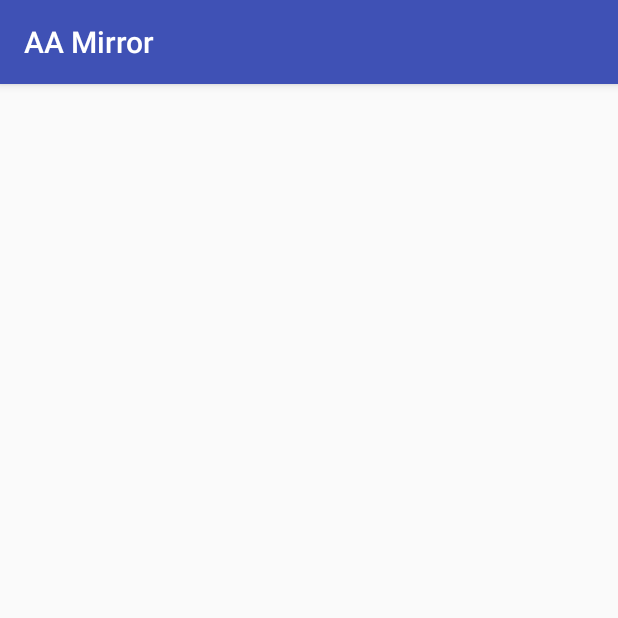
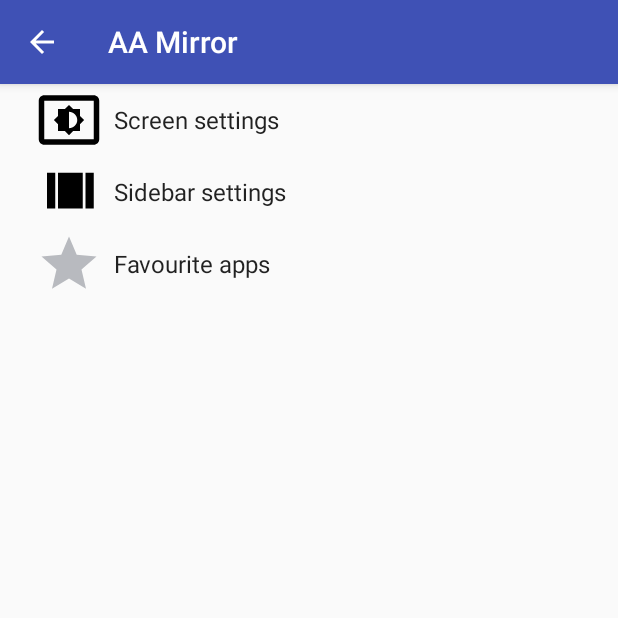
Before and after one commit to slashmax/AAMirror, an Android app: the screen it shows after launch (MainActivity before the commit, SettingsActivity after it), on a phone screen of 412 x 824 dp, the top half of it. Run offline under Robolectric (Android 15) with nearby library versions, the phone set to English and light mode, and no system bars; libraries missing offline, so code that uses them is left out: eu.chainfire.libsuperuser; 3 statements that could not run were skipped.

Commit message:
-settings activity. -screen resize closer to screen size. -lowered SDK to 21

```diff
--- a/app/build.gradle
+++ b/app/build.gradle
@@ -5,7 +5,7 @@ android {
     buildToolsVersion "27.0.3"
     defaultConfig {
         applicationId "com.github.slashmax.aamirror"
-        minSdkVersion 23
+        minSdkVersion 21
         targetSdkVersion 27
         versionCode 1
         versionName "1.0"
--- a/app/src/main/AndroidManifest.xml
+++ b/app/src/main/AndroidManifest.xml
@@ -20,7 +20,8 @@
         android:theme="@style/AppTheme">
 
         <activity
-            android:name=".MainActivity"
+            android:name=".SettingsActivity"
+            android:label="@string/app_name"
             android:exported="true">
             <intent-filter>
                 <action android:name="android.intent.action.MAIN" />
--- /dev/null
+++ b/app/src/main/java/com/github/slashmax/aamirror/AppCompatPreferenceActivity.java
@@ -0,0 +1,123 @@
+package com.github.slashmax.aamirror;
+
+import android.content.res.Configuration;
+import android.os.Bundle;
+import android.preference.PreferenceActivity;
+import android.support.annotation.LayoutRes;
+import android.support.annotation.Nullable;
+import android.support.v7.app.ActionBar;
+import android.support.v7.app.AppCompatDelegate;
+import android.support.v7.widget.Toolbar;
+import android.view.MenuInflater;
+import android.view.View;
+import android.view.ViewGroup;
+
+public abstract class AppCompatPreferenceActivity extends PreferenceActivity
+{
+
+    private AppCompatDelegate mDelegate;
+
+    @Override
+    protected void onCreate(Bundle savedInstanceState)
+    {
+        getDelegate().installViewFactory();
+        getDelegate().onCreate(savedInstanceState);
+        super.onCreate(savedInstanceState);
+    }
+
+    @Override
+    protected void onPostCreate(Bundle savedInstanceState)
+    {
+        super.onPostCreate(savedInstanceState);
+        getDelegate().onPostCreate(savedInstanceState);
+    }
+
+    public ActionBar getSupportActionBar()
+    {
+        return getDelegate().getSupportActionBar();
+    }
+
+    public void setSupportActionBar(@Nullable Toolbar toolbar)
+    {
+        getDelegate().setSupportActionBar(toolbar);
+    }
+
+    @Override
+    public MenuInflater getMenuInflater()
+    {
+        return getDelegate().getMenuInflater();
+    }
+
+    @Override
+    public void setContentView(@LayoutRes int layoutResID)
+    {
+        getDelegate().setContentView(layoutResID);
+    }
+
+    @Override
+    public void setContentView(View view)
+    {
+        getDelegate().setContentView(view);
+    }
+
+    @Override
+    public void setContentView(View view, ViewGroup.LayoutParams params)
+    {
+        getDelegate().setContentView(view, params);
+    }
+
+    @Override
+    public void addContentView(View view, ViewGroup.LayoutParams params)
+    {
+        getDelegate().addContentView(view, params);
+    }
+
+    @Override
+    protected void onPostResume()
+    {
+        super.onPostResume();
+        getDelegate().onPostResume();
+    }
+
+    @Override
+    protected void onTitleChanged(CharSequence title, int color)
+    {
+        super.onTitleChanged(title, color);
+        getDelegate().setTitle(title);
+    }
+
+    @Override
+    public void onConfigurationChanged(Configuration newConfig)
+    {
+        super.onConfigurationChanged(newConfig);
+        getDelegate().onConfigurationChanged(newConfig);
+    }
+
+    @Override
+    protected void onStop()
+    {
+        super.onStop();
+        getDelegate().onStop();
+    }
+
+    @Override
+    protected void onDestroy()
+    {
+        super.onDestroy();
+        getDelegate().onDestroy();
+    }
+
+    public void invalidateOptionsMenu()
+    {
+        getDelegate().invalidateOptionsMenu();
+    }
+
+    private AppCompatDelegate getDelegate()
+    {
+        if (mDelegate == null)
+        {
+            mDelegate = AppCompatDelegate.create(this, null);
+        }
+        return mDelegate;
+    }
+}
--- a/app/src/main/java/com/github/slashmax/aamirror/BrightnessService.java
+++ b/app/src/main/java/com/github/slashmax/aamirror/BrightnessService.java
@@ -2,6 +2,7 @@ package com.github.slashmax.aamirror;
 
 import android.app.Service;
 import android.content.Intent;
+import android.os.Build;
 import android.os.IBinder;
 import android.provider.Settings;
 import android.support.annotation.Nullable;
@@ -77,7 +78,8 @@ public class BrightnessService extends Service
     private boolean CanWriteSettings()
     {
         Log.d(TAG, "CanWriteSettings");
-        return Settings.System.canWrite(this);
+        return Build.VERSION.SDK_INT < 23 ||
+                Settings.System.canWrite(this);
     }
 
     private void ReadBrightnessSettings()
@@ -99,6 +101,8 @@ public class BrightnessService extends Service
         Log.d(TAG, "WriteBrightnessSettings");
         if (CanWriteSettings())
         {
+            if (brightness < 0) brightness = 0;
+            else if (brightness > 255) brightness = 255;
             Settings.System.putInt(getContentResolver(), SCREEN_BRIGHTNESS, brightness);
             Settings.System.putInt(getContentResolver(), SCREEN_BRIGHTNESS_MODE, brightnessMode);
         }
--- a/app/src/main/java/com/github/slashmax/aamirror/OrientationService.java
+++ b/app/src/main/java/com/github/slashmax/aamirror/OrientationService.java
@@ -139,7 +139,8 @@ public class OrientationService extends Service
     private boolean CanWriteSettings()
     {
         Log.d(TAG, "CanWriteSettings");
-        return Settings.System.canWrite(this);
+        return Build.VERSION.SDK_INT < 23 ||
+                Settings.System.canWrite(this);
     }
 
     private void ReadRotationSettings()
@@ -170,7 +171,8 @@ public class OrientationService extends Service
     private boolean CanCreateOverlay()
     {
         Log.d(TAG, "CanCreateOverlay");
-        return Settings.canDrawOverlays(this);
+        return Build.VERSION.SDK_INT < 23 ||
+                Settings.canDrawOverlays(this);
     }
 
     private boolean CreateOverlay(int orientation)
--- /dev/null
+++ b/app/src/main/res/drawable/ic_screen_rotation_black.xml
@@ -0,0 +1,4 @@
+<vector android:height="44dp" android:viewportHeight="24.0"
+    android:viewportWidth="24.0" android:width="44dp" xmlns:android="http://schemas.android.com/apk/res/android">
+    <path android:fillColor="#FF000000" android:pathData="M16.48,2.52c3.27,1.55 5.61,4.72 5.97,8.48h1.5C23.44,4.84 18.29,0 12,0l-0.66,0.03 3.81,3.81 1.33,-1.32zM10.23,1.75c-0.59,-0.59 -1.54,-0.59 -2.12,0L1.75,8.11c-0.59,0.59 -0.59,1.54 0,2.12l12.02,12.02c0.59,0.59 1.54,0.59 2.12,0l6.36,-6.36c0.59,-0.59 0.59,-1.54 0,-2.12L10.23,1.75zM14.83,21.19L2.81,9.17l6.36,-6.36 12.02,12.02 -6.36,6.36zM7.52,21.48C4.25,19.94 1.91,16.76 1.55,13L0.05,13C0.56,19.16 5.71,24 12,24l0.66,-0.03 -3.81,-3.81 -1.33,1.32z"/>
+</vector>
--- /dev/null
+++ b/app/src/main/res/drawable/ic_settings_brightness_black.xml
@@ -0,0 +1,4 @@
+<vector android:height="44dp" android:viewportHeight="24.0"
+    android:viewportWidth="24.0" android:width="44dp" xmlns:android="http://schemas.android.com/apk/res/android">
+    <path android:fillColor="#FF000000" android:pathData="M21,3L3,3c-1.1,0 -2,0.9 -2,2v14c0,1.1 0.9,2 2,2h18c1.1,0 2,-0.9 2,-2L23,5c0,-1.1 -0.9,-2 -2,-2zM21,19.01L3,19.01L3,4.99h18v14.02zM8,16h2.5l1.5,1.5 1.5,-1.5L16,16v-2.5l1.5,-1.5 -1.5,-1.5L16,8h-2.5L12,6.5 10.5,8L8,8v2.5L6.5,12 8,13.5L8,16zM12,9c1.66,0 3,1.34 3,3s-1.34,3 -3,3L12,9z"/>
+</vector>
--- /dev/null
+++ b/app/src/main/res/drawable/ic_view_array_black.xml
@@ -0,0 +1,4 @@
+<vector android:height="44dp" android:viewportHeight="24.0"
+    android:viewportWidth="24.0" android:width="44dp" xmlns:android="http://schemas.android.com/apk/res/android">
+    <path android:fillColor="#FF000000" android:pathData="M4,18h3V5H4v13zM18,5v13h3V5h-3zM8,18h9V5H8v13z"/>
+</vector>
--- a/app/src/main/res/values/strings.xml
+++ b/app/src/main/res/values/strings.xml
@@ -1,6 +1,32 @@
 <resources>
     <string name="app_name">AA Mirror</string>
-    <string name="launch_activity">Launch app</string>
-    <string name="set_favourite_activity">Set as favourite app</string>
-    <string name="title_activity_settings">Settings</string>
+
+    <string name="pref_screen_settings">Screen settings</string>
+    <string name="pref_navigation_settings">Sidebar settings</string>
+    <string name="pref_fav_settings">Favourite apps</string>
+
+    <string-array name="pref_orientation_list_titles">
+        <item>None</item>
+        <item>Suggest</item>
+        <item>Force</item>
+    </string-array>
+    <string-array name="pref_orientation_list_values">
+        <item>0</item>
+        <item>1</item>
+        <item>2</item>
+    </string-array>
+
+    <string-array name="pref_rotation_list_titles">
+        <item>0 degree</item>
+        <item>90 degree</item>
+        <item>180 degree</item>
+        <item>270 degree</item>
+    </string-array>
+    <string-array name="pref_rotation_list_values">
+        <item>0</item>
+        <item>1</item>
+        <item>2</item>
+        <item>3</item>
+    </string-array>
+
 </resources>
--- /dev/null
+++ b/app/src/main/res/xml/pref_fav_settings.xml
@@ -0,0 +1,4 @@
+<?xml version="1.0" encoding="utf-8"?>
+<PreferenceScreen xmlns:android="http://schemas.android.com/apk/res/android">
+
+</PreferenceScreen>
--- /dev/null
+++ b/app/src/main/res/xml/pref_headers.xml
@@ -0,0 +1,19 @@
+<?xml version="1.0" encoding="utf-8"?>
+<preference-headers xmlns:android="http://schemas.android.com/apk/res/android">
+
+    <header
+        android:fragment="com.github.slashmax.aamirror.SettingsActivity$ScreenPreferenceFragment"
+        android:icon="@drawable/ic_settings_brightness_black"
+        android:title="@string/pref_screen_settings" />
+
+    <header
+        android:fragment="com.github.slashmax.aamirror.SettingsActivity$NavigationPreferenceFragment"
+        android:icon="@drawable/ic_view_array_black"
+        android:title="@string/pref_navigation_settings" />
+
+    <header
+        android:fragment="com.github.slashmax.aamirror.SettingsActivity$FavouritesPreferenceFragment"
+        android:icon="@drawable/ic_star_black"
+        android:title="@string/pref_fav_settings" />
+
+</preference-headers>
--- /dev/null
+++ b/app/src/main/res/xml/pref_navigation_settings.xml
@@ -0,0 +1,8 @@
+<?xml version="1.0" encoding="utf-8"?>
+<PreferenceScreen xmlns:android="http://schemas.android.com/apk/res/android">
+
+    <SwitchPreference
+        android:defaultValue="false"
+        android:key="open_left_drawer_on_start"
+        android:title="Open left drawer on start" />
+</PreferenceScreen>
--- /dev/null
+++ b/app/src/main/res/xml/pref_screen_settings.xml
@@ -0,0 +1,44 @@
+<?xml version="1.0" encoding="utf-8"?>
+<PreferenceScreen xmlns:android="http://schemas.android.com/apk/res/android">
+
+    <PreferenceCategory android:title="Brightness">
+
+        <SwitchPreference
+            android:defaultValue="false"
+            android:key="overwrite_brightness"
+            android:title="Overwrite screen brightness" />
+        <EditTextPreference
+            android:defaultValue="0"
+            android:dependency="overwrite_brightness"
+            android:inputType="number"
+            android:key="overwrite_brightness_value"
+            android:selectAllOnFocus="true"
+            android:singleLine="true"
+            android:title="Screen brightness value (0-255)" />
+    </PreferenceCategory>
+
+    <PreferenceCategory android:title="Rotation">
+
+        <ListPreference
+            android:defaultValue="0"
+            android:entries="@array/pref_orientation_list_titles"
+            android:entryValues="@array/pref_orientation_list_values"
+            android:key="orientation_method"
+            android:title="Screen rotation" />
+        <ListPreference
+            android:defaultValue="0"
+            android:entries="@array/pref_rotation_list_titles"
+            android:entryValues="@array/pref_rotation_list_values"
+            android:key="orientation_rotation"
+            android:title="Rotation degree" />
+    </PreferenceCategory>
+
+    <PreferenceCategory android:title="Size">
+
+        <SwitchPreference
+            android:defaultValue="false"
+            android:key="resize_screen"
+            android:title="Resize screen (landscape)" />
+    </PreferenceCategory>
+
+</PreferenceScreen>
```
Also changed, not shown: app/src/main/java/com/github/slashmax/aamirror/MainCarActivity.java (+83 -23 lines), app/src/main/java/com/github/slashmax/aamirror/SettingsActivity.java (added, +153 -0 lines), 1 other file.
